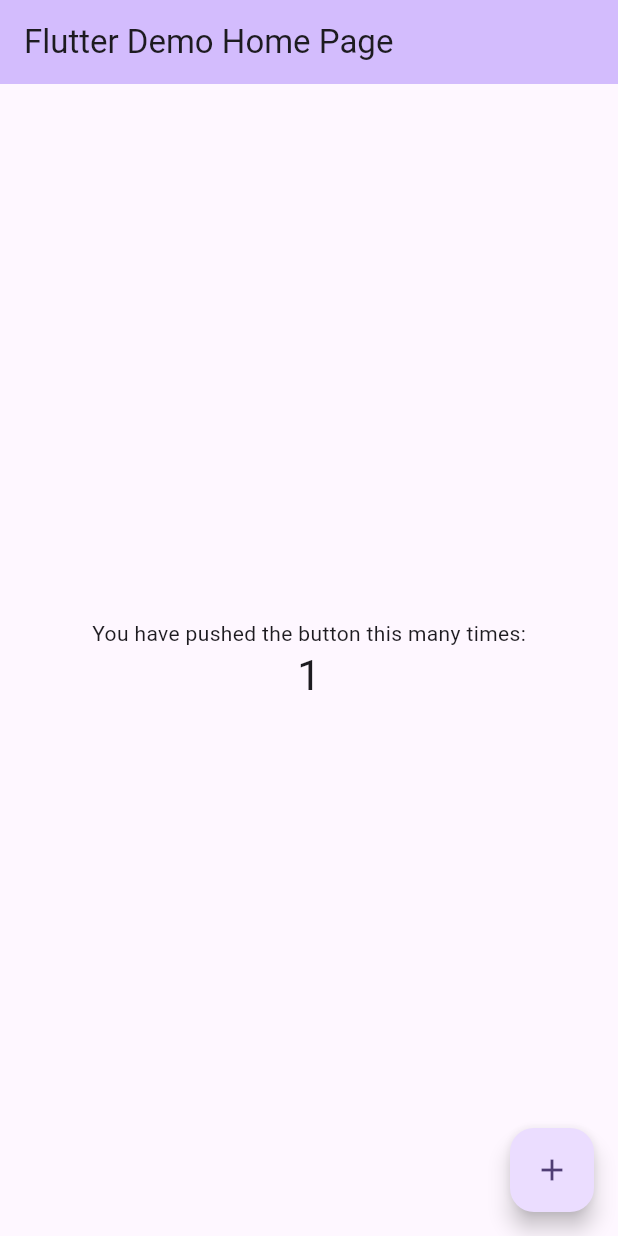
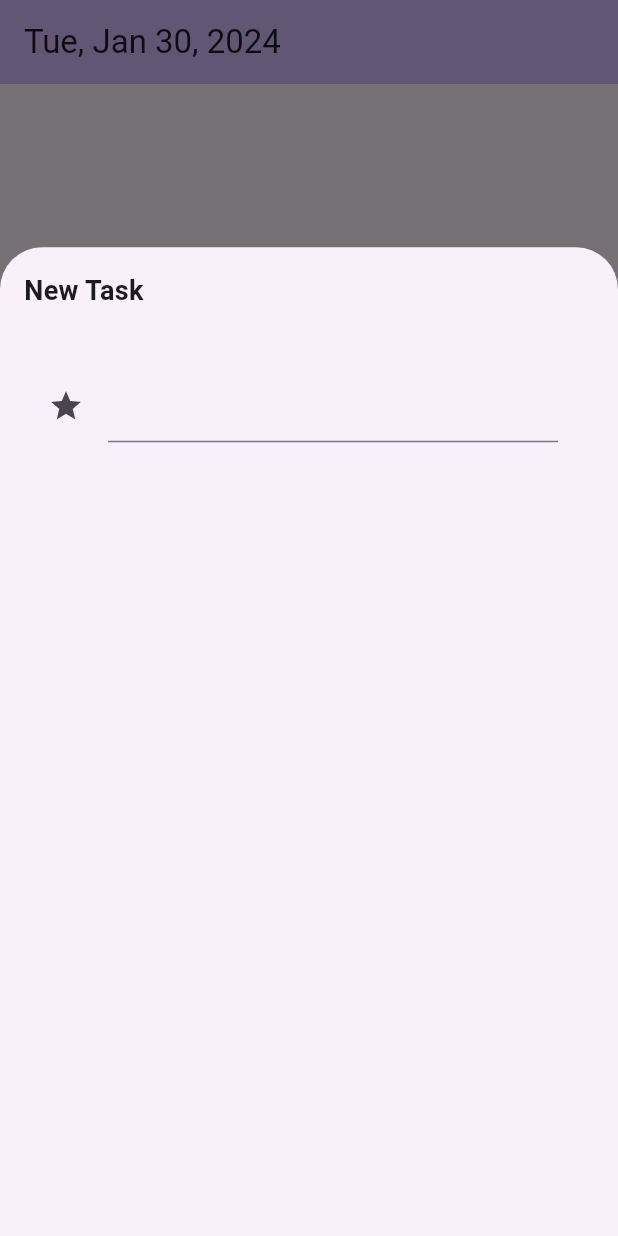
Before and after one commit to Nick-Joseph/habit-tracker, a Flutter app: the screen it shows after launch, after a tap on the "add" icon, on a phone screen of 412 x 824 dp. Run offline on Flutter 3.47's test engine with Material 3 defaults, Android fonts, the phone set to English and light mode, and no system bars; our stand-ins replace go_router.

```diff
--- a/lib/main.dart
+++ b/lib/main.dart
@@ -1,4 +1,6 @@
 import 'package:flutter/material.dart';
+import 'package:go_router/go_router.dart';
+import 'package:habit_tracker/router.dart';
 
 void main() {
   runApp(const MyApp());
@@ -10,43 +12,23 @@ class MyApp extends StatelessWidget {
   // This widget is the root of your application.
   @override
   Widget build(BuildContext context) {
-    return MaterialApp(
+    return MaterialApp.router(
+      debugShowCheckedModeBanner: false,
+      routerConfig: router,
       title: 'Flutter Demo',
       theme: ThemeData(
-        // This is the theme of your application.
-        //
-        // TRY THIS: Try running your application with "flutter run". You'll see
-        // the application has a purple toolbar. Then, without quitting the app,
-        // try changing the seedColor in the colorScheme below to Colors.green
-        // and then invoke "hot reload" (save your changes or press the "hot
-        // reload" button in a Flutter-supported IDE, or press "r" if you used
-        // the command line to start the app).
-        //
-        // Notice that the counter didn't reset back to zero; the application
-        // state is not lost during the reload. To reset the state, use hot
-        // restart instead.
-        //
-        // This works for code too, not just values: Most code changes can be
-        // tested with just a hot reload.
         colorScheme: ColorScheme.fromSeed(seedColor: Colors.deepPurple),
         useMaterial3: true,
       ),
-      home: const MyHomePage(title: 'Flutter Demo Home Page'),
     );
   }
 }
 
 class MyHomePage extends StatefulWidget {
-  const MyHomePage({super.key, required this.title});
-
-  // This widget is the home page of your application. It is stateful, meaning
-  // that it has a State object (defined below) that contains fields that affect
-  // how it looks.
-
-  // This class is the configuration for the state. It holds the values (in this
-  // case the title) provided by the parent (in this case the App widget) and
-  // used by the build method of the State. Fields in a Widget subclass are
-  // always marked "final".
+  const MyHomePage({
+    super.key,
+    required this.title,
+  });
 
   final String title;
 
@@ -59,67 +41,63 @@ class _MyHomePageState extends State<MyHomePage> {
 
   void _incrementCounter() {
     setState(() {
-      // This call to setState tells the Flutter framework that something has
-      // changed in this State, which causes it to rerun the build method below
-      // so that the display can reflect the updated values. If we changed
-      // _counter without calling setState(), then the build method would not be
-      // called again, and so nothing would appear to happen.
       _counter++;
     });
   }
 
   @override
   Widget build(BuildContext context) {
-    // This method is rerun every time setState is called, for instance as done
-    // by the _incrementCounter method above.
-    //
-    // The Flutter framework has been optimized to make rerunning build methods
-    // fast, so that you can just rebuild anything that needs updating rather
-    // than having to individually change instances of widgets.
     return Scaffold(
       appBar: AppBar(
-        // TRY THIS: Try changing the color here to a specific color (to
-        // Colors.amber, perhaps?) and trigger a hot reload to see the AppBar
-        // change color while the other colors stay the same.
         backgroundColor: Theme.of(context).colorScheme.inversePrimary,
-        // Here we take the value from the MyHomePage object that was created by
-        // the App.build method, and use it to set our appbar title.
         title: Text(widget.title),
       ),
       body: Center(
-        // Center is a layout widget. It takes a single child and positions it
-        // in the middle of the parent.
         child: Column(
-          // Column is also a layout widget. It takes a list of children and
-          // arranges them vertically. By default, it sizes itself to fit its
-          // children horizontally, and tries to be as tall as its parent.
-          //
-          // Column has various properties to control how it sizes itself and
-          // how it positions its children. Here we use mainAxisAlignment to
-          // center the children vertically; the main axis here is the vertical
-          // axis because Columns are vertical (the cross axis would be
-          // horizontal).
-          //
-          // TRY THIS: Invoke "debug painting" (choose the "Toggle Debug Paint"
-          // action in the IDE, or press "p" in the console), to see the
-          // wireframe for each widget.
           mainAxisAlignment: MainAxisAlignment.center,
           children: <Widget>[
             const Text(
-              'You have pushed the button this many times:',
-            ),
-            Text(
-              '$_counter',
-              style: Theme.of(context).textTheme.headlineMedium,
+              'You have no task yet',
             ),
           ],
         ),
       ),
       floatingActionButton: FloatingActionButton(
-        onPressed: _incrementCounter,
-        tooltip: 'Increment',
-        child: const Icon(Icons.add),
-      ), // This trailing comma makes auto-formatting nicer for build methods.
+          child: const Icon(Icons.add),
+          onPressed: () {
+            showModalBottomSheet(
+                context: context,
+                isScrollControlled: true,
+                builder: (BuildContext context) {
+                  return Container(
+                    height: MediaQuery.of(context).size.height * 0.8,
+                    child: Padding(
+                      padding: const EdgeInsets.all(16.0),
+                      child: Column(
+                        mainAxisSize: MainAxisSize.min,
+                        crossAxisAlignment: CrossAxisAlignment.stretch,
+                        children: [
+                          Text(
+                            'New Task',
+                            style: TextStyle(
+                                fontSize: 18, fontWeight: FontWeight.bold),
+                          ),
+                          SizedBox(height: 32),
+                          ListTile(
+                            leading: Icon(Icons.star),
+                            title: TextField(),
+                            onTap: () {
+                              // Handle Option 1
+                              Navigator.pop(context); // Close the bottom sheet
+                            },
+                          ),
+                          // Add more list tiles or widgets as needed
+                        ],
+                      ),
+                    ),
+                  );
+                });
+          }),
     );
   }
 }
--- /dev/null
+++ b/lib/router.dart
@@ -0,0 +1,24 @@
+import 'package:go_router/go_router.dart';
+import 'package:habit_tracker/add_task_screen.dart';
+import 'package:habit_tracker/main.dart';
+import 'package:intl/intl.dart';
+
+DateTime now = DateTime.now();
+
+String formatedDate = DateFormat.yMMMEd().format(now);
+final GoRouter router = GoRouter(
+  routes: [
+    GoRoute(
+      name: 'Home',
+      path: '/',
+      builder: (context, state) => MyHomePage(title: formatedDate),
+      routes: [
+        GoRoute(
+          name: 'AddTasks',
+          path: 'AddTasks',
+          builder: (context, state) => const AddTaskScreen(),
+        ),
+      ],
+    ),
+  ],
+);
--- a/pubspec.yaml
+++ b/pubspec.yaml
@@ -35,6 +35,10 @@ dependencies:
   # The following adds the Cupertino Icons font to your application.
   # Use with the CupertinoIcons class for iOS style icons.
   cupertino_icons: ^1.0.2
+  go_router: ^13.1.0
+  intl: ^0.19.0
+  firebase_auth: ^4.16.0
+  cloud_firestore: ^4.14.0
 
 dev_dependencies:
   flutter_test:
```
Also changed, not shown: lib/add_task_screen.dart (added, +10 -0 lines), pubspec.lock, 9 other files.
